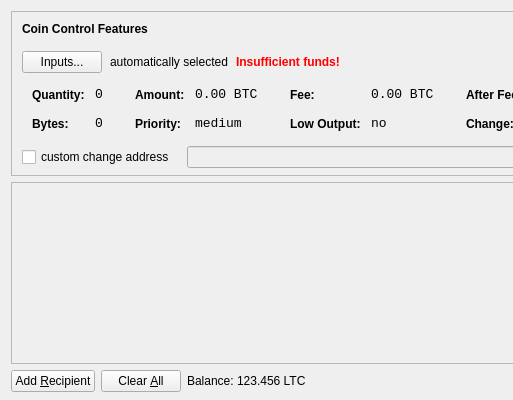
Before: the Qt Designer form src/qt/forms/sendcoinsdialog.ui in sisardor/practice-code, drawn with Qt 5; both pictures show x 0 to 513 and y 0 to 400 of the 850 by 400 pixel window.
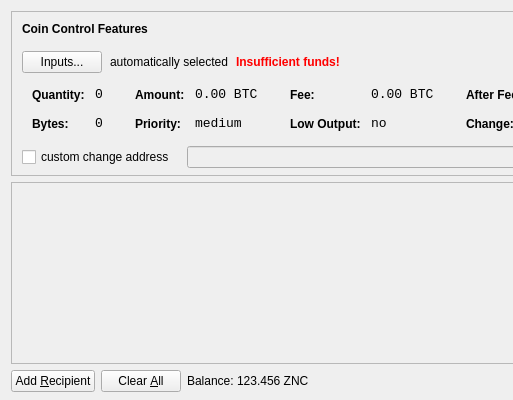
After: the same form once the commit is applied. Icons and pictures are not drawn.

Patch:
```diff
--- a/src/qt/forms/sendcoinsdialog.ui
+++ b/src/qt/forms/sendcoinsdialog.ui
@@ -720,7 +720,7 @@
           <cursorShape>IBeamCursor</cursorShape>
          </property>
          <property name="text">
-          <string>123.456 LTC</string>
+          <string>123.456 ZNC</string>
          </property>
          <property name="textInteractionFlags">
           <set>Qt::LinksAccessibleByMouse|Qt::TextSelectableByKeyboard|Qt::TextSelectableByMouse</set>
```
